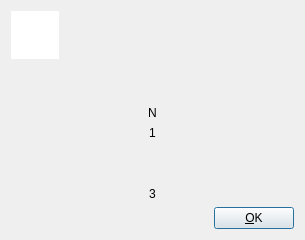
This is common/about.ui in QtPlay/coastal-qt as Qt 5 draws it before an edit. The edited form follows.
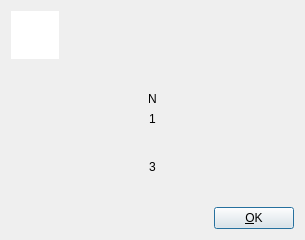
This is the edited form.

Commit message: About box and window title improvements

Patch:
```diff
--- a/common/about.ui
+++ b/common/about.ui
@@ -114,6 +114,19 @@
        </property>
       </widget>
      </item>
+     <item>
+      <spacer name="verticalSpacer_3">
+       <property name="orientation">
+        <enum>Qt::Vertical</enum>
+       </property>
+       <property name="sizeHint" stdset="0">
+        <size>
+         <width>20</width>
+         <height>40</height>
+        </size>
+       </property>
+      </spacer>
+     </item>
      <item>
       <layout class="QHBoxLayout" name="horizontalLayout_2">
        <item>
```
Left out of the diff: 2 changed lines with no effect on the pictures. The commit also changes 5 other files.
